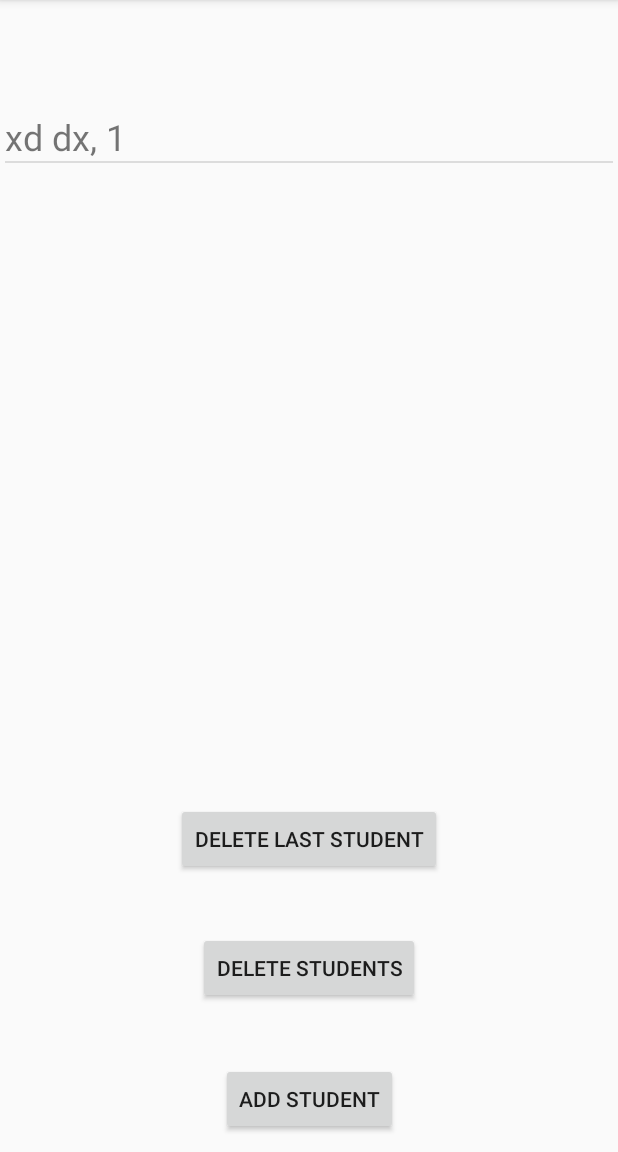
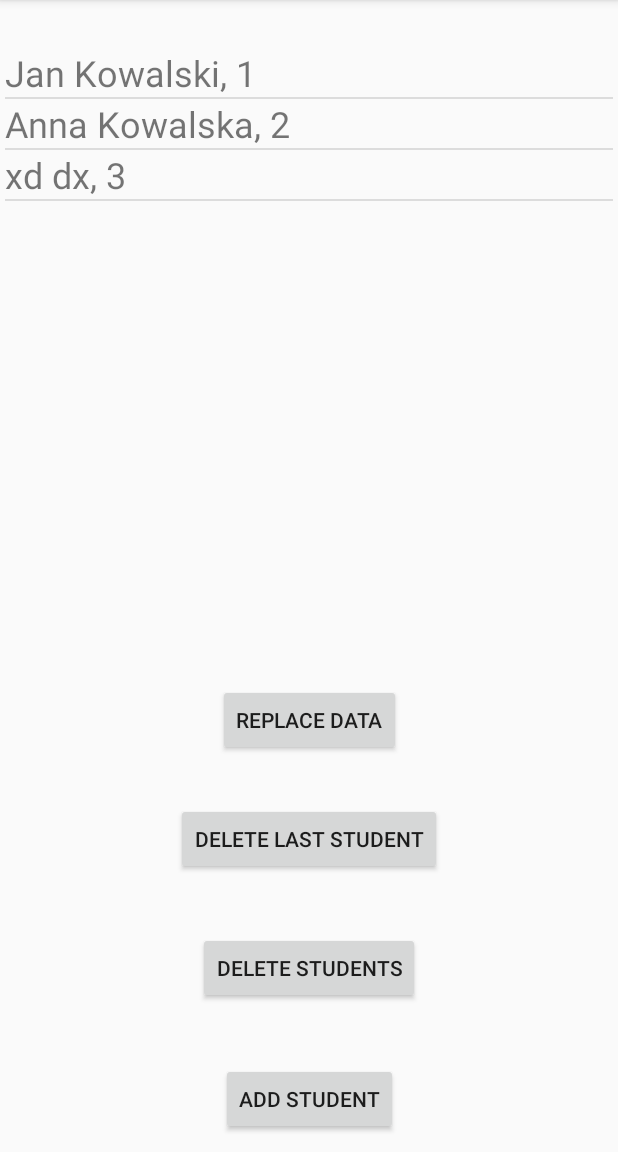
Before and after one commit to mikolajww/RoomTestApp, an Android app: the screen it shows after launch (MainActivity), after a tap on "ADD STUDENT", on a phone screen of 412 x 824 dp, the part 84-1236 px from its top. Run offline under Robolectric (Android 15) with nearby library versions, the phone set to English and light mode, and no system bars; our stand-ins replace Room's generated code.

Commit message:
Added Replace Data Transaction

```diff
--- a/app/src/main/java/pl/mww/roomtestapp/MainActivity.java
+++ b/app/src/main/java/pl/mww/roomtestapp/MainActivity.java
@@ -8,11 +8,12 @@ import android.widget.ListView;
 import androidx.appcompat.app.AppCompatActivity;
 
 import java.util.ArrayList;
+import java.util.Arrays;
+import java.util.List;
 
 import pl.mww.roomtestapp.dao.StudentDao;
 import pl.mww.roomtestapp.database.StudentDatabase;
 import pl.mww.roomtestapp.model.Student;
-
 
 public class MainActivity extends AppCompatActivity {
 
@@ -21,13 +22,13 @@ public class MainActivity extends AppCompatActivity {
     StudentDatabase db;
     StudentDao studentDao;
     private int counter = 0;
-
+    List<Student> updatedStudents = new ArrayList<>(Arrays.asList(new Student("Jan", "Kowalski", "1"),
+                                                                    new Student("Anna", "Kowalska", "2")));
     @Override
     protected void onCreate(Bundle savedInstanceState) {
         super.onCreate(savedInstanceState);
         setContentView(R.layout.activity_main);
         list = findViewById(R.id.listView1);
-
 
         db = StudentDatabase.getInstance(getApplicationContext());
         studentDao = db.studentDao();
@@ -50,7 +51,14 @@ public class MainActivity extends AppCompatActivity {
             displayStudentList();
             counter--;
         }));
+        findViewById(R.id.replace_data).setOnClickListener(v -> AsyncTask.execute(() -> {
+            studentDao.replaceData(updatedStudents);
+            System.out.println("Replaced data");
+            displayStudentList();
+            counter = updatedStudents.size();
+        }));
     }
+
     public void displayStudentList() {
         final ArrayList<String> studentList = new ArrayList<>();
         for(Student s : studentDao.getAllStudents()) {
--- a/app/src/main/java/pl/mww/roomtestapp/dao/StudentDao.java
+++ b/app/src/main/java/pl/mww/roomtestapp/dao/StudentDao.java
@@ -5,6 +5,7 @@ import androidx.room.Delete;
 import androidx.room.Insert;
 import androidx.room.OnConflictStrategy;
 import androidx.room.Query;
+import androidx.room.Transaction;
 import androidx.room.Update;
 
 import java.util.List;
@@ -16,6 +17,9 @@ public interface StudentDao {
 
     @Insert(onConflict = OnConflictStrategy.REPLACE)
     void insert(Student student);
+
+    @Insert(onConflict = OnConflictStrategy.REPLACE)
+    void insertAll(List<Student> students);
 
     @Query("DELETE FROM students")
     void deleteAll();
@@ -35,4 +39,10 @@ public interface StudentDao {
     @Update
     public void updateUsers(Student... students);
 
+    @Transaction
+    default void replaceData(List<Student> students)  {
+        deleteAll();
+        insertAll(students);
+    }
+
 }
--- a/app/src/main/res/layout/activity_main.xml
+++ b/app/src/main/res/layout/activity_main.xml
@@ -38,7 +38,7 @@
         android:layout_height="340dp"
         android:layout_alignParentTop="true"
         android:layout_centerHorizontal="true"
-        android:layout_marginBottom="8dp"
+        android:layout_marginBottom="250dp"
         app:layout_constraintBottom_toBottomOf="parent"
         app:layout_constraintEnd_toEndOf="parent"
         app:layout_constraintStart_toStartOf="parent"
@@ -62,4 +62,19 @@
         app:layout_constraintTop_toTopOf="parent"
         app:layout_constraintVertical_bias="0.749" />
 
+    <Button
+        android:id="@+id/replace_data"
+        android:layout_width="wrap_content"
+        android:layout_height="wrap_content"
+        android:layout_marginStart="8dp"
+        android:layout_marginTop="8dp"
+        android:layout_marginEnd="8dp"
+        android:layout_marginBottom="8dp"
+        android:text="replace data"
+        app:layout_constraintBottom_toBottomOf="parent"
+        app:layout_constraintEnd_toEndOf="parent"
+        app:layout_constraintStart_toStartOf="parent"
+        app:layout_constraintTop_toTopOf="parent"
+        app:layout_constraintVertical_bias="0.636" />
+
 </androidx.constraintlayout.widget.ConstraintLayout>
```
